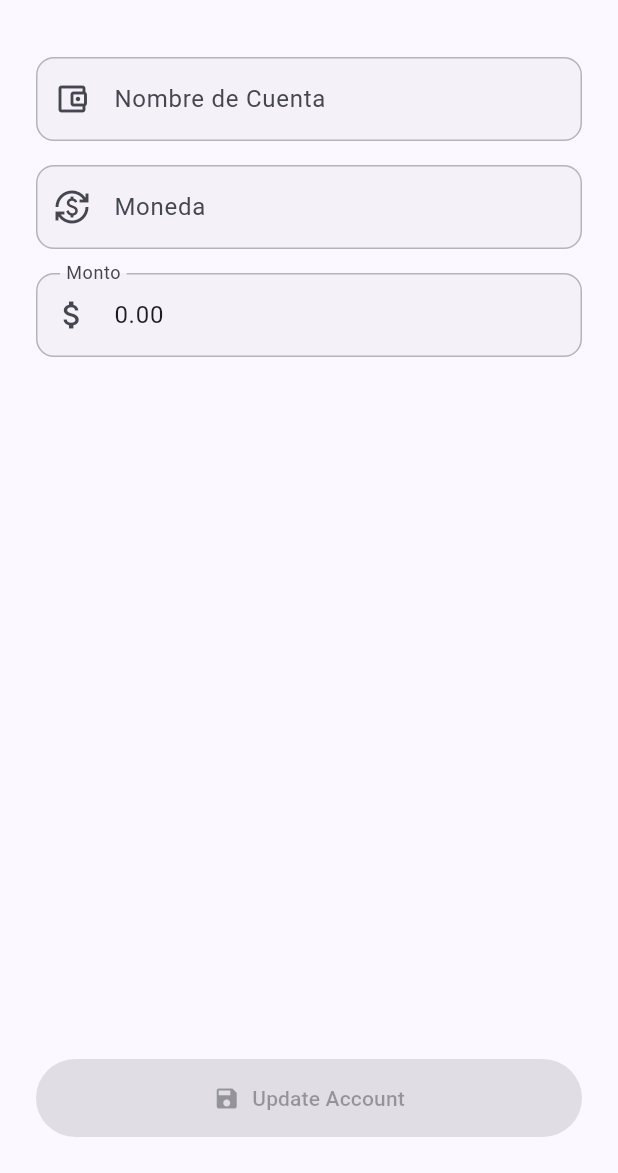
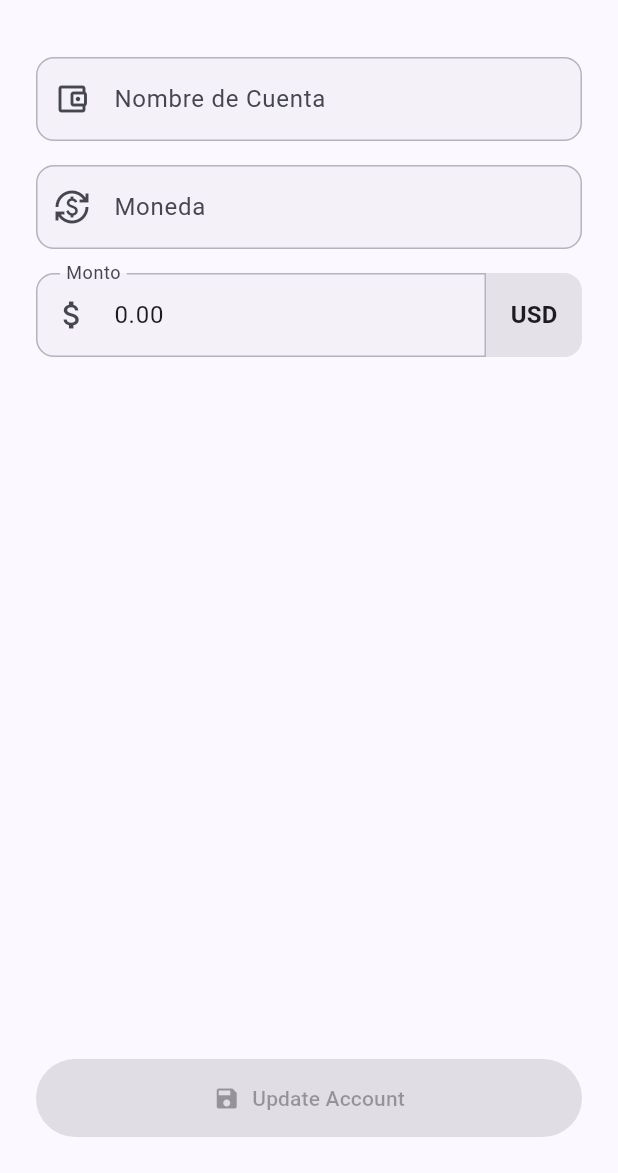
Before and after one commit to camilod529/pocket_guard, a Flutter app: the AccountFormScreen screen opened directly with empty values, on a phone screen of 412 x 824 dp, the part 63-1236 px from its top. Run offline on Flutter 3.47's test engine with Material 3 defaults, Android fonts, the phone set to English and light mode, and no system bars; our stand-ins replace animate_do, drift, drift_flutter, flutter_riverpod, formz, go_router and 2 more; missing offline and left inert: sqlite3; accounts and stored records are empty; generated files the repository leaves out were written again.

Commit message:
feat(account): Enhance balance input with formatted display and currency handling

```diff
--- a/lib/presentation/screens/account_form_screen.dart
+++ b/lib/presentation/screens/account_form_screen.dart
@@ -7,6 +7,7 @@ import 'package:money_manager_flutter/presentation/providers/account/accounts_pr
 import 'package:money_manager_flutter/presentation/widgets/shared/delete_confirmation_modal.dart';
 import 'package:money_manager_flutter/presentation/widgets/shared/forms/custom_form_field.dart';
 import 'package:money_manager_flutter/utils/constants/global_constants.dart';
+import 'package:money_manager_flutter/utils/shared/number_formatting.dart';
 
 class AccountFormScreen extends ConsumerWidget {
   final String accountId; // "create" or real UUID
@@ -84,29 +85,74 @@ class AccountFormScreen extends ConsumerWidget {
                         .currencyChanged(value),
                   ),
                   const SizedBox(height: 16),
-                  CustomFormField(
-                    initialValue: formState.balance.value.toStringAsFixed(2),
+                  IntrinsicHeight(
+                    child: Row(
+                      crossAxisAlignment: CrossAxisAlignment.end,
+                      children: [
+                        Expanded(
+                          child: CustomFormField(
+                            borderRadius: const BorderRadius.only(
+                              topLeft: Radius.circular(12),
+                              bottomLeft: Radius.circular(12),
+                            ),
+                            initialValue: NumberFormatting.formatNumber(
+                              formState.balance.value,
+                            ),
                             label: localizations.amountLabel,
                             hintText: localizations.amountHint,
                             prefixIcon: const Icon(Icons.attach_money_outlined),
                             keyboardType: const TextInputType.numberWithOptions(
+                              signed: true,
                               decimal: true,
                             ),
                             onChanged: (value) {
-                      if (value.isEmpty) {
+                              final parsedValue =
+                                  NumberFormatting.parseUserInput(
+                                    value,
+                                    formState.currency.value.isEmpty
+                                        ? 'USD'
+                                        : formState.currency.value,
+                                  );
+                              if (parsedValue != null || value.isEmpty) {
                                 ref
-                            .read(accountFormProvider(accountId).notifier)
-                            .balanceChanged(formState.balance.value);
-                        return;
+                                    .read(
+                                      accountFormProvider(accountId).notifier,
+                                    )
+                                    .balanceChanged(
+                                      parsedValue ?? formState.balance.value,
+                                    );
                               }
-                      final parsedValue = double.tryParse(value);
-                      if (parsedValue == null) {
-                        return;
-                      }
-                      ref
-                          .read(accountFormProvider(accountId).notifier)
-                          .balanceChanged(parsedValue);
                             },
+                          ),
+                        ),
+                        Container(
+                          width: 64, // Fixed width for consistency
+                          padding: const EdgeInsets.symmetric(
+                            horizontal: 12,
+                            vertical: 16,
+                          ),
+                          decoration: BoxDecoration(
+                            color: Theme.of(
+                              context,
+                            ).colorScheme.surfaceContainerHighest,
+                            borderRadius: const BorderRadius.only(
+                              topRight: Radius.circular(12),
+                              bottomRight: Radius.circular(12),
+                            ),
+                          ),
+                          child: Center(
+                            // Center vertically within the full height
+                            child: Text(
+                              formState.currency.value.isEmpty
+                                  ? 'USD'
+                                  : formState.currency.value,
+                              style: Theme.of(context).textTheme.titleMedium
+                                  ?.copyWith(fontWeight: FontWeight.w600),
+                            ),
+                          ),
+                        ),
+                      ],
+                    ),
                   ),
                   const Spacer(),
                   ElevatedButton.icon(
--- a/lib/presentation/widgets/shared/forms/custom_form_field.dart
+++ b/lib/presentation/widgets/shared/forms/custom_form_field.dart
@@ -21,6 +21,7 @@ class CustomFormField extends ConsumerWidget {
   final int maxLines;
   final int? minLines;
   final bool readOnly;
+  final BorderRadius borderRadius;
   const CustomFormField({
     super.key,
     required this.label,
@@ -41,6 +42,7 @@ class CustomFormField extends ConsumerWidget {
     this.enableSuggestions = true,
     this.maxLines = 1,
     this.minLines,
+    this.borderRadius = const BorderRadius.all(Radius.circular(12)),
   });
 
   @override
@@ -84,23 +86,23 @@ class CustomFormField extends ConsumerWidget {
         filled: true,
         fillColor: colors.surfaceContainerHighest.withAlpha(77),
         border: OutlineInputBorder(
-          borderRadius: BorderRadius.circular(12),
+          borderRadius: borderRadius,
           borderSide: BorderSide(color: colors.outline.withAlpha(128)),
         ),
         enabledBorder: OutlineInputBorder(
-          borderRadius: BorderRadius.circular(12),
+          borderRadius: borderRadius,
           borderSide: BorderSide(color: colors.outline.withAlpha(128)),
         ),
         focusedBorder: OutlineInputBorder(
-          borderRadius: BorderRadius.circular(12),
+          borderRadius: borderRadius,
           borderSide: BorderSide(color: colors.primary, width: 2),
         ),
         errorBorder: OutlineInputBorder(
-          borderRadius: BorderRadius.circular(12),
+          borderRadius: borderRadius,
           borderSide: BorderSide(color: colors.error, width: 2),
         ),
         focusedErrorBorder: OutlineInputBorder(
-          borderRadius: BorderRadius.circular(12),
+          borderRadius: borderRadius,
           borderSide: BorderSide(color: colors.error, width: 2),
         ),
         contentPadding: const EdgeInsets.symmetric(
--- /dev/null
+++ b/lib/utils/shared/number_formatting.dart
@@ -0,0 +1,63 @@
+import 'dart:ui';
+
+import 'package:intl/intl.dart';
+
+class NumberFormatting {
+  static final Map<String, Locale> _currencyLocales = {
+    'USD': const Locale('en', 'US'),
+    'EUR': const Locale('de', 'DE'),
+    'GBP': const Locale('en', 'GB'),
+    'JPY': const Locale('ja', 'JP'),
+    'CAD': const Locale('en', 'CA'),
+    'AUD': const Locale('en', 'AU'),
+    'CHF': const Locale('de', 'CH'),
+    'MXN': const Locale('es', 'MX'),
+    'BRL': const Locale('pt', 'BR'),
+    'COP': const Locale('es', 'CO'),
+  };
+
+  /// Formats double to currency string with proper locale
+  static String formatCurrency(
+    double value,
+    String currency, {
+    int decimalDigits = 2,
+  }) {
+    final locale =
+        _currencyLocales[currency.toUpperCase()] ?? const Locale('en', 'US');
+    final numberFormat = NumberFormat.currency(
+      locale: locale.toString(),
+      name: currency,
+      decimalDigits: decimalDigits,
+    );
+    return numberFormat.format(value);
+  }
+
+  /// Formats double to simple number string (no currency symbol)
+  static String formatNumber(double value, {int decimalDigits = 2}) {
+    final locale = const Locale('en', 'US');
+    final numberFormat = NumberFormat.decimalPattern(locale.toString())
+      ..maximumFractionDigits = decimalDigits
+      ..minimumFractionDigits = decimalDigits;
+    return numberFormat.format(value);
+  }
+
+  /// Parses user input string to double, handling locale-specific formats
+  static double? parseUserInput(String input, String currency) {
+    if (input.isEmpty) return null;
+
+    // Clean input: remove currency symbols, spaces, thousands separators
+    String cleaned = input
+        .replaceAll(
+          RegExp(r'[^\d.,\-]'),
+          '',
+        ) // Remove everything except digits, dot, comma, minus
+        .replaceAll(',', '') // Remove commas (thousands separators)
+        .trim();
+
+    // Handle negative numbers
+    bool isNegative = cleaned.startsWith('-');
+    if (isNegative) cleaned = cleaned.substring(1);
+
+    return double.tryParse(cleaned);
+  }
+}
```
Lines whose indentation alone changed are shown as unchanged.
